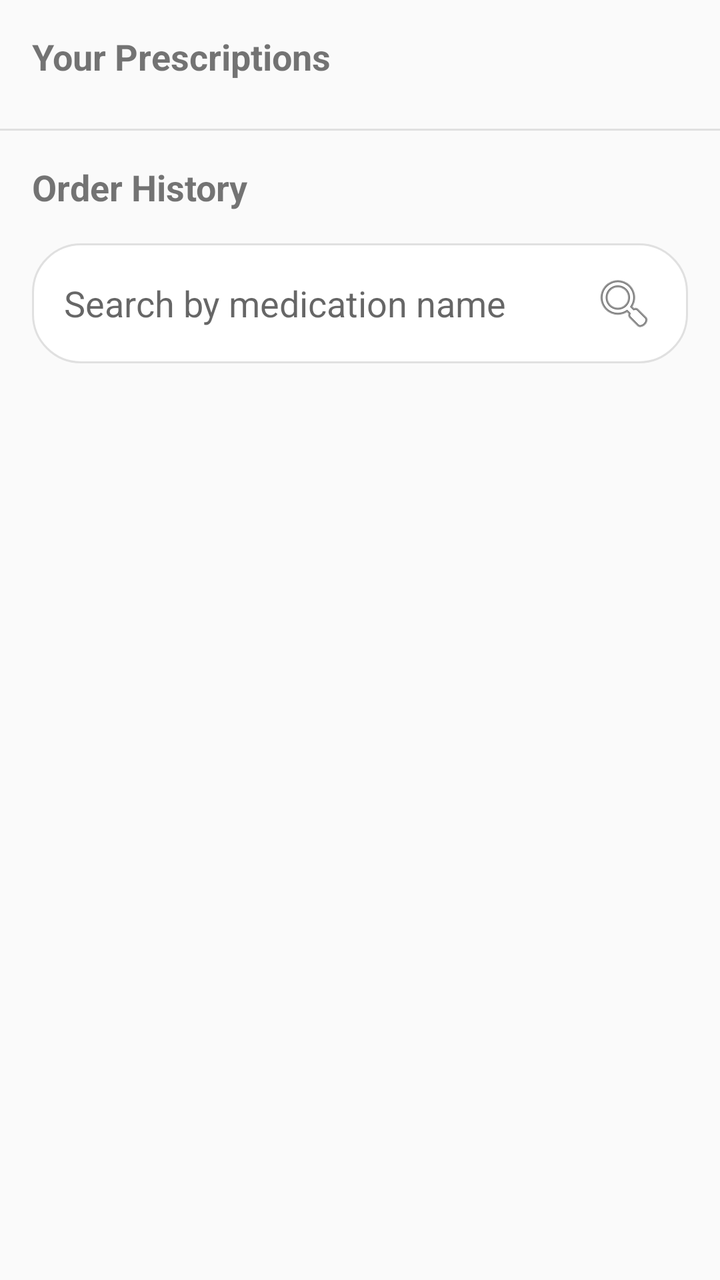
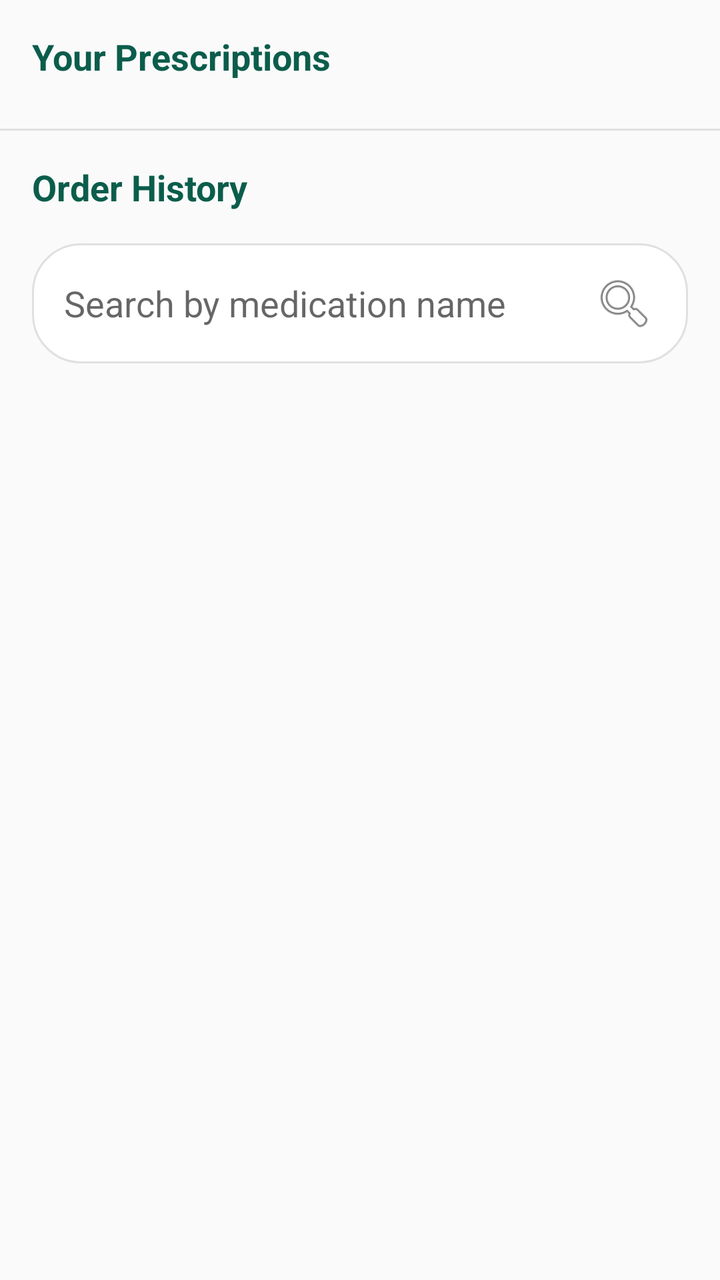

The first picture is an Android layout as it rendered before a commit; the second is the same layout after the commit. The layout source and the unified diff follow.
<!-- AndroidManifest.xml: application theme Theme.Proteahealth -->
<!-- res/layout/activity_order.xml -->
<?xml version="1.0" encoding="utf-8"?>

<androidx.core.widget.NestedScrollView xmlns:android="http://schemas.android.com/apk/res/android"
    android:layout_width="match_parent"
    android:layout_height="match_parent"
    android:background="#FAFAFA"
    android:fillViewport="true">

    <LinearLayout
        android:layout_width="match_parent"
        android:layout_height="wrap_content"
        android:orientation="vertical">

        <TextView
            android:layout_width="match_parent"
            android:layout_height="wrap_content"
            android:paddingStart="16dp"
            android:paddingEnd="16dp"
            android:paddingTop="16dp"
            android:text="Your Prescriptions"
            android:textSize="18sp"
            android:textStyle="bold" />

        <androidx.recyclerview.widget.RecyclerView
            android:id="@+id/rvPrescriptions"
            android:layout_width="match_parent"
            android:layout_height="wrap_content"
            android:layout_marginTop="8dp"
            android:nestedScrollingEnabled="false" />

        <View
            android:layout_width="match_parent"
            android:layout_height="1dp"
            android:layout_marginTop="16dp"
            android:background="#E0E0E0" />

        <TextView
            android:layout_width="match_parent"
            android:layout_height="wrap_content"
            android:paddingStart="16dp"
            android:paddingEnd="16dp"
            android:paddingTop="16dp"
            android:text="Order History"
            android:textSize="18sp"
            android:textStyle="bold" />

        <EditText
            android:id="@+id/etSearchOrders"
            android:layout_width="match_parent"
            android:layout_height="wrap_content"
            android:layout_margin="16dp"
            android:background="@drawable/bg_search_bar"
            android:drawableEnd="@android:drawable/ic_menu_search"
            android:drawablePadding="8dp"
            android:hint="Search by medication name"
            android:inputType="text"
            android:paddingStart="16dp"
            android:paddingEnd="16dp"
            android:paddingTop="14dp"
            android:paddingBottom="14dp" />

        <FrameLayout
            android:layout_width="match_parent"
            android:layout_height="wrap_content">

            <androidx.recyclerview.widget.RecyclerView
                android:id="@+id/rvOrders"
                android:layout_width="match_parent"
                android:layout_height="wrap_content"
                android:nestedScrollingEnabled="false"
                android:paddingBottom="16dp" />

            <TextView
                android:id="@+id/tvEmptyState"
                android:layout_width="match_parent"
                android:layout_height="wrap_content"
                android:gravity="center"
                android:padding="32dp"
                android:text="You haven't placed any orders yet.\nCompare a prescription's prices to get started."
                android:textSize="14sp"
                android:textColor="#999999"
                android:visibility="gone" />

        </FrameLayout>

    </LinearLayout>

</androidx.core.widget.NestedScrollView>
<!-- resources referenced by this layout -->
<resources>
  <!-- drawable bg_search_bar (drawable) -->
  <?xml version="1.0" encoding="utf-8"?>
  
  <shape xmlns:android="http://schemas.android.com/apk/res/android"
      android:shape="rectangle">
  
      <solid android:color="#FFFFFF" />
      <corners android:radius="24dp" />
      <stroke
          android:width="1dp"
          android:color="#E0E0E0" />
  
  </shape>
  <style name="Theme.Proteahealth" parent="Theme.AppCompat.DayNight.NoActionBar" />
</resources>

<!-- the commit's change to res/layout/activity_order.xml (unified diff, before → after) -->
@@ -18,6 +18,7 @@
             android:paddingEnd="16dp"
             android:paddingTop="16dp"
             android:text="Your Prescriptions"
+            android:textColor="@color/green"
             android:textSize="18sp"
             android:textStyle="bold" />
 
@@ -41,6 +42,7 @@
             android:paddingEnd="16dp"
             android:paddingTop="16dp"
             android:text="Order History"
+            android:textColor="@color/green"
             android:textSize="18sp"
             android:textStyle="bold" />
 
<!-- resource entries referenced after the edit -->
@@ -1,5 +1,6 @@
 <!-- resources referenced by this layout -->
 <resources>
+  <color name="green">#0B5D4B</color>
   <!-- drawable bg_search_bar (drawable) -->
   <?xml version="1.0" encoding="utf-8"?>
   
